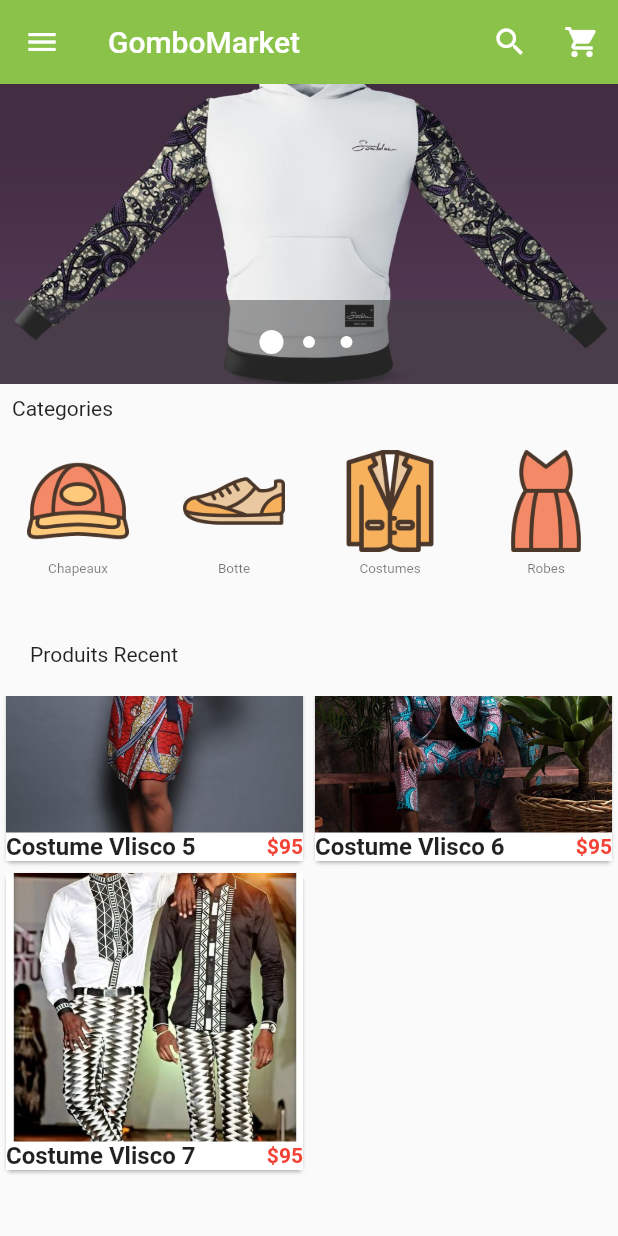
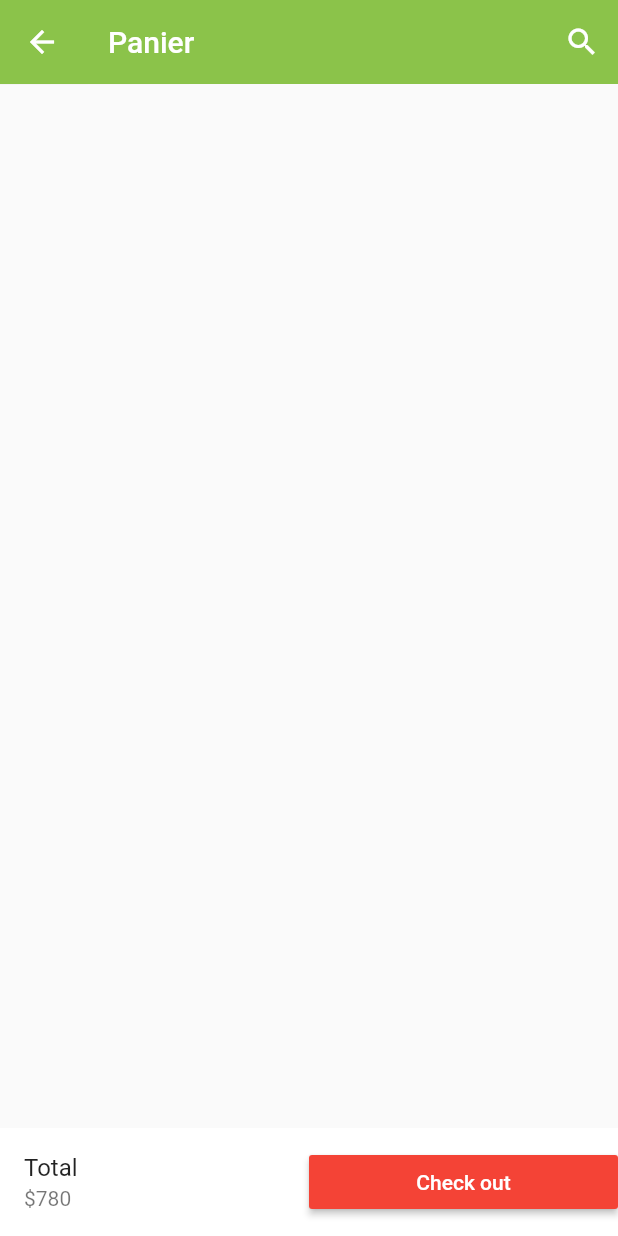
Before and after one commit to ismaelgansonre/GomboMarket, a Flutter app: the screen it shows after launch, scrolled down 504 dp, after a tap on the "shopping cart" icon, on a phone screen of 412 x 824 dp. Run offline on Flutter 3.47's test engine with Material 2 defaults, Android fonts, the light colour scheme and no system bars; drawn by our look-alikes of carousel_pro.

Commit message:
Ajout de panier.dart et du bouton check out amelioration du UI d'acceuil

```diff
--- a/lib/componets/Produits.dart
+++ b/lib/componets/Produits.dart
@@ -80,7 +80,8 @@ class Single_produit extends StatelessWidget {
   @override
   Widget build(BuildContext context) {
     return Card(
-      child: Hero(tag: prod_name,
+      child:Hero(
+        tag: new Text("hero 1"),
           child: Material
             (child: InkWell(
             onTap: () => Navigator.of(context).push(new MaterialPageRoute(builder: (context)=> new ProductsDetails(
@@ -103,7 +104,9 @@ class Single_produit extends StatelessWidget {
                   fit: BoxFit.cover,
                 )),
           ),
+
           )),
-    );
+     );
+
   }
 }
--- a/lib/main.dart
+++ b/lib/main.dart
@@ -3,6 +3,7 @@ import 'package:flutter/material.dart';
 import 'package:carousel_pro/carousel_pro.dart';
 import 'componets/Horizontal_listview.dart';
 import 'componets/Produits.dart';
+import 'package:flutter_ecom/pages/panier.dart';
 //le programme commence ici
 void main(){
   runApp(
@@ -33,9 +34,11 @@ Widget imageCarousel=new Container(
 
     ],
     autoplay: true,
-    animationCurve: Curves.fastOutSlowIn,
-    animationDuration: Duration(microseconds: 100),
-
+  //  animationCurve: Curves.fastOutSlowIn,
+   // animationDuration: Duration(microseconds: 100),
+dotSize: 4.0,
+    indicatorBgPadding: 2.0,
+dotBgColor: Colors.transparent,
   ),
 );
     return Scaffold(
@@ -44,8 +47,9 @@ Widget imageCarousel=new Container(
         backgroundColor: Colors.lightGreen,
         title: Text('GomboMarket'),
         actions: <Widget>[
-          new IconButton(icon: Icon(Icons.search, color: Colors.white,), onPressed: (){}),
-          new IconButton(icon: Icon(Icons.shopping_cart, color: Colors.white,), onPressed: (){})
+          new IconButton(icon: Icon(Icons.search, color: Colors.white,), onPressed: (){
+          }),
+          new IconButton(icon: Icon(Icons.shopping_cart, color: Colors.white,), onPressed: (){ Navigator.push(context,MaterialPageRoute(builder:(context)=> new Panier()));})
 
 
         ],
@@ -70,7 +74,7 @@ Widget imageCarousel=new Container(
               onTap: (){},
               child: ListTile(
                 title: Text('Accueil'),
-                leading: Icon(Icons.home),
+                leading: Icon(Icons.home,color:Colors.red,),
               ),
 
             ),
@@ -78,7 +82,7 @@ Widget imageCarousel=new Container(
               onTap: (){},
               child: ListTile(
                 title: Text('Mon Compte'),
-                leading: Icon(Icons.person),
+                leading: Icon(Icons.person,color:Colors.red,),
               ),
 
             ),
@@ -86,22 +90,22 @@ Widget imageCarousel=new Container(
               onTap: (){},
               child: ListTile(
                 title: Text('Mes Commandes'),
-                leading: Icon(Icons.shopping_basket),
+                leading: Icon(Icons.shopping_basket,color:Colors.red,),
               ),
 
             ),
             InkWell(
-              onTap: (){},
+              onTap: (){ Navigator.push(context,MaterialPageRoute(builder:(context)=> new Panier()));},
               child: ListTile(
-                title: Text('Catalogue'),
-                leading: Icon(Icons.dashboard),
+                title: Text('Mon panier'),
+                leading: Icon(Icons.shopping_cart,color:Colors.red,),
               ),
 
             ), InkWell(
               onTap: (){},
               child: ListTile(
                 title: Text('Favoris'),
-                leading: Icon(Icons.favorite),
+                leading: Icon(Icons.favorite,color:Colors.red,),
               ),
 
             ),
@@ -110,7 +114,7 @@ Widget imageCarousel=new Container(
               onTap: (){},
               child: ListTile(
                 title: Text('Parametres'),
-                leading: Icon(Icons.settings, color: Colors.purple,),
+                leading: Icon(Icons.settings, ),
               ),
 
             ),
@@ -118,7 +122,7 @@ Widget imageCarousel=new Container(
               onTap: (){},
               child: ListTile(
                 title: Text('A Propos'),
-                leading: Icon(Icons.help, color: Colors.blue,),
+                leading: Icon(Icons.help,),
               ),
 
             ),
--- /dev/null
+++ b/lib/pages/panier.dart
@@ -0,0 +1,44 @@
+import 'dart:ui';
+
+import 'package:flutter/material.dart';
+class Panier extends StatefulWidget {
+  @override
+  _PanierState createState() => _PanierState();
+}
+
+class _PanierState extends State<Panier> {
+  @override
+  //BAR DU DESSUS
+  Widget build(BuildContext context) {
+    return Scaffold(
+      appBar: new AppBar(
+        elevation: 0.1,
+        backgroundColor: Colors.lightGreen,
+        title: Text('Panier'),
+        actions: <Widget>[
+          new IconButton(icon: Icon(Icons.search, color: Colors.white,), onPressed: (){}),
+
+
+
+        ],
+      ),
+
+bottomNavigationBar: new Container(
+  color: Colors.white,
+  child: Row(
+    children: <Widget>[
+      Expanded(child: ListTile(title:new Text("Total"),
+      subtitle: new Text("\$780"),
+      )),
+      Expanded(
+        child: new MaterialButton(onPressed: (){},
+          child:new Text("Check out",style :TextStyle(color: Colors.white), ),
+          color:Colors.red,),
+      )
+    ],
+  )
+),
+
+    );
+  }
+}
```
Also changed, not shown: lib/pages/produits_details.dart (+112 -10 lines).
